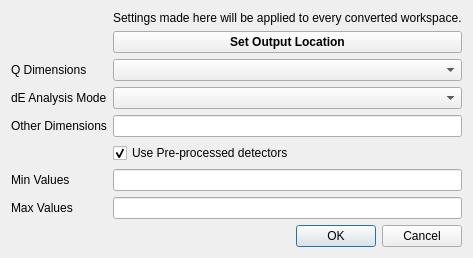
The window that Code/Mantid/MantidQt/CustomInterfaces/inc/MantidQtCustomInterfaces/CreateMDWorkspaceAlgDialog.ui (mantidproject/mantid) describes before a commit, drawn with Qt 5.
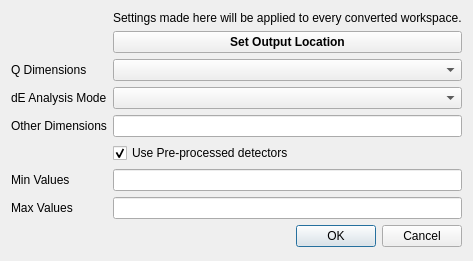
The same window after the commit.

```diff
--- a/Code/Mantid/MantidQt/CustomInterfaces/inc/MantidQtCustomInterfaces/CreateMDWorkspaceAlgDialog.ui
+++ b/Code/Mantid/MantidQt/CustomInterfaces/inc/MantidQtCustomInterfaces/CreateMDWorkspaceAlgDialog.ui
@@ -7,7 +7,7 @@
     <x>0</x>
     <y>0</y>
     <width>456</width>
-    <height>216</height>
+    <height>261</height>
    </rect>
   </property>
   <property name="windowTitle">
```
Left out of the diff: 30 changed lines with no effect on the pictures. Lines whose indentation alone changed are shown as unchanged.
